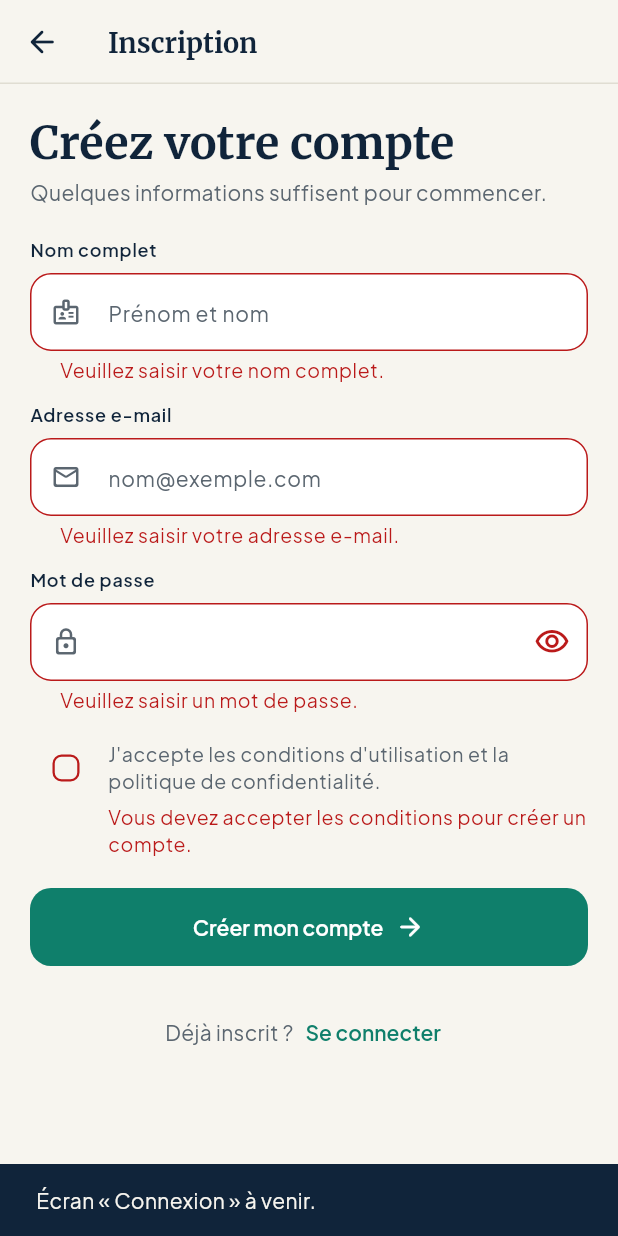
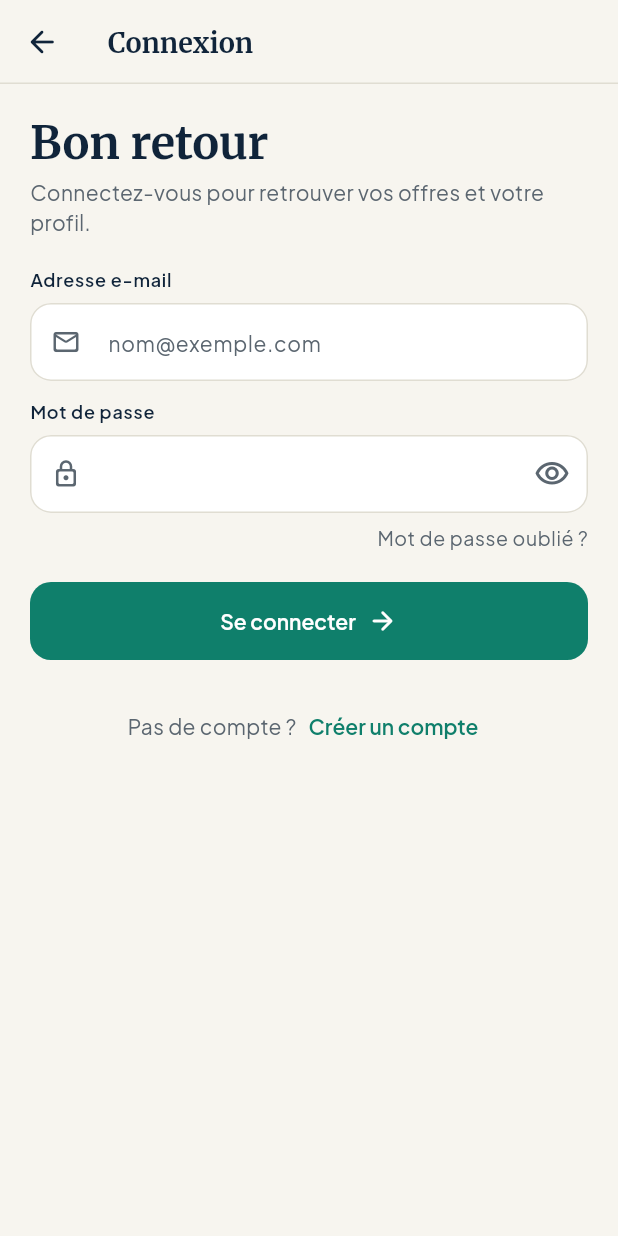
Before and after one commit to benmassaoudlazher789-creator/skillmatch-tn, a Flutter app: the RegisterScreen screen opened directly, after a tap on "Créer mon compte", after a tap on "Se connecter", on a phone screen of 412 x 824 dp. Run offline on Flutter 3.47's test engine with Material 3 defaults, Android fonts, the phone set to English and light mode, and no system bars; our stand-ins replace google_fonts.

Commit message:
Ajoute l'écran Connexion et une mise en page commune aux écrans de compte

```diff
--- a/mobile/lib/core/theme/widgets/skill_chip.dart
+++ b/mobile/lib/core/theme/widgets/skill_chip.dart
@@ -77,9 +77,7 @@ class SkillChip extends StatelessWidget {
             ],
             Text(
               label,
-              style: Theme.of(context)
-                  .textTheme
-                  .labelMedium
+              style: Theme.of(context).textTheme.labelMedium
                   ?.copyWith(color: fg),
             ),
           ],
--- a/mobile/lib/features/auth/presentation/auth_validators.dart
+++ b/mobile/lib/features/auth/presentation/auth_validators.dart
@@ -13,8 +13,7 @@ abstract final class AuthValidators {
   /// sans espace, avec une extension d'au moins 2 lettres. Une règle
   /// parfaite est impossible ; la vraie vérification se fera plus tard
   /// côté serveur (par exemple en envoyant un e-mail de confirmation).
-  static final RegExp _emailPattern =
-      RegExp(r'^[^\s@]+@[^\s@]+\.[^\s@]{2,}$');
+  static final RegExp _emailPattern = RegExp(r'^[^\s@]+@[^\s@]+\.[^\s@]{2,}$');
 
   static String? fullName(String? value) {
     if (value == null || value.trim().isEmpty) {
@@ -47,6 +46,13 @@ abstract final class AuthValidators {
     return null;
   }
 
+  /// Connexion : on vérifie seulement que le mot de passe n'est pas vide.
+  /// La règle des 8 caractères ne concerne que la création du compte.
+  static String? passwordRequired(String? value) =>
+      (value == null || value.isEmpty)
+      ? 'Veuillez saisir votre mot de passe.'
+      : null;
+
   static String? termsAccepted(bool? value) => value == true
       ? null
       : 'Vous devez accepter les conditions pour créer un compte.';
--- /dev/null
+++ b/mobile/lib/features/auth/presentation/login_screen.dart
@@ -0,0 +1,140 @@
+import 'package:flutter/material.dart';
+
+import '../../../core/theme/app_colors.dart';
+import '../../../core/theme/app_spacing.dart';
+import 'auth_validators.dart';
+import 'register_screen.dart';
+import 'widgets/auth_scaffold.dart';
+import 'widgets/auth_switch_link.dart';
+import 'widgets/labeled_text_field.dart';
+import 'widgets/password_field.dart';
+
+/// Écran 3 : Connexion.
+///
+/// Le candidat saisit son e-mail et son mot de passe. L'API n'existe pas
+/// encore : on vérifie seulement le formulaire sur le téléphone, et RIEN
+/// n'est envoyé.
+///
+/// Même structure que l'Inscription : AuthScaffold pour la mise en page,
+/// LabeledTextField et PasswordField pour les champs.
+class LoginScreen extends StatefulWidget {
+  const LoginScreen({super.key, this.onCreateAccount});
+
+  /// Action du lien « Créer un compte ». Par défaut, il ouvre l'Inscription
+  /// à la place de la Connexion (voir _openRegister).
+  final VoidCallback? onCreateAccount;
+
+  // Clés qui permettent aux tests de retrouver chaque champ.
+  static const emailFieldKey = Key('login_email');
+  static const passwordFieldKey = Key('login_password');
+
+  @override
+  State<LoginScreen> createState() => _LoginScreenState();
+}
+
+class _LoginScreenState extends State<LoginScreen> {
+  /// Clé du formulaire : elle permet de valider tous les champs d'un coup.
+  final _formKey = GlobalKey<FormState>();
+
+  /// Pas d'erreur affichée avant le premier essai (comme à l'Inscription).
+  AutovalidateMode _autovalidateMode = AutovalidateMode.disabled;
+
+  void _submit() {
+    final isValid = _formKey.currentState!.validate();
+    if (!isValid) {
+      setState(() => _autovalidateMode = AutovalidateMode.onUserInteraction);
+      return;
+    }
+    // Ferme le clavier pour que le message soit bien visible.
+    FocusScope.of(context).unfocus();
+    // Message honnête : l'API n'existe pas encore, rien ne part.
+    ScaffoldMessenger.of(context)
+      ..hideCurrentSnackBar()
+      ..showSnackBar(
+        const SnackBar(
+          content: Text("Connexion bientôt disponible : rien n'a été envoyé."),
+        ),
+      );
+  }
+
+  /// Remplace la Connexion par l'Inscription (pushReplacement) : l'écran
+  /// en dessous reste Bienvenue, et le bouton retour y ramène directement.
+  void _openRegister() {
+    Navigator.of(context).pushReplacement(
+      MaterialPageRoute<void>(builder: (_) => const RegisterScreen()),
+    );
+  }
+
+  @override
+  Widget build(BuildContext context) {
+    final text = Theme.of(context).textTheme;
+
+    return AuthScaffold(
+      appBarTitle: 'Connexion',
+      heading: 'Bon retour',
+      subtitle: 'Connectez-vous pour retrouver vos offres et votre profil.',
+      child: Form(
+        key: _formKey,
+        autovalidateMode: _autovalidateMode,
+        // AutofillGroup : le téléphone peut remplir l'e-mail et le mot de
+        // passe qu'il a enregistrés.
+        child: AutofillGroup(
+          child: Column(
+            crossAxisAlignment: CrossAxisAlignment.stretch,
+            children: [
+              const LabeledTextField(
+                fieldKey: LoginScreen.emailFieldKey,
+                label: 'Adresse e-mail',
+                hintText: 'nom@exemple.com',
+                prefixIcon: Icons.mail_outline_rounded,
+                keyboardType: TextInputType.emailAddress,
+                textInputAction: TextInputAction.next,
+                autofillHints: [AutofillHints.email],
+                autocorrect: false,
+                enableSuggestions: false,
+                validator: AuthValidators.email,
+              ),
+              const SizedBox(height: AppSpacing.md),
+              PasswordField(
+                fieldKey: LoginScreen.passwordFieldKey,
+                autofillHints: const [AutofillHints.password],
+                validator: AuthValidators.passwordRequired,
+                // « Terminé » sur le clavier = appui sur le bouton.
+                onFieldSubmitted: (_) => _submit(),
+              ),
+              const SizedBox(height: AppSpacing.sm),
+              // Texte simple, volontairement sans action : la réinitialisation
+              // du mot de passe n'existe pas encore. En gris (et non en vert)
+              // pour ne pas ressembler à un lien.
+              Align(
+                alignment: Alignment.centerRight,
+                child: Text(
+                  'Mot de passe oublié ?',
+                  style: text.bodySmall?.copyWith(color: AppColors.carbon),
+                ),
+              ),
+              const SizedBox(height: AppSpacing.lg),
+              FilledButton(
+                onPressed: _submit,
+                child: const Row(
+                  mainAxisAlignment: MainAxisAlignment.center,
+                  children: [
+                    Text('Se connecter'),
+                    SizedBox(width: AppSpacing.sm),
+                    Icon(Icons.arrow_forward_rounded, size: 20),
+                  ],
+                ),
+              ),
+              const SizedBox(height: AppSpacing.lg),
+              AuthSwitchLink(
+                question: 'Pas de compte ?',
+                actionLabel: 'Créer un compte',
+                onPressed: widget.onCreateAccount ?? _openRegister,
+              ),
+            ],
+          ),
+        ),
+      ),
+    );
+  }
+}
--- a/mobile/lib/features/auth/presentation/register_screen.dart
+++ b/mobile/lib/features/auth/presentation/register_screen.dart
@@ -1,9 +1,12 @@
 import 'package:flutter/material.dart';
 
-import '../../../core/theme/app_colors.dart';
 import '../../../core/theme/app_spacing.dart';
 import 'auth_validators.dart';
+import 'login_screen.dart';
+import 'widgets/auth_scaffold.dart';
+import 'widgets/auth_switch_link.dart';
 import 'widgets/labeled_text_field.dart';
+import 'widgets/password_field.dart';
 import 'widgets/terms_checkbox_field.dart';
 
 /// Écran 2 : Inscription.
@@ -12,14 +15,13 @@ import 'widgets/terms_checkbox_field.dart';
 /// pas encore : on vérifie seulement le formulaire sur le téléphone, et RIEN
 /// n'est envoyé ni enregistré.
 ///
-/// StatefulWidget, car l'écran garde un état qui change : mot de passe
-/// visible ou masqué, et moment où les erreurs commencent à s'afficher.
+/// StatefulWidget, car l'écran retient le moment où les erreurs commencent
+/// à s'afficher.
 class RegisterScreen extends StatefulWidget {
   const RegisterScreen({super.key, this.onSignIn});
 
-  /// Action du lien « Se connecter ». L'écran Connexion n'existe pas encore :
-  /// si rien n'est fourni, on affiche un message temporaire, comme sur
-  /// l'écran Bienvenue.
+  /// Action du lien « Se connecter ». Par défaut, il ouvre la Connexion à
+  /// la place de l'Inscription (voir _openLogin).
   final VoidCallback? onSignIn;
 
   // Clés qui permettent aux tests de retrouver chaque champ.
@@ -35,9 +37,6 @@ class _RegisterScreenState extends State<RegisterScreen> {
   /// Clé du formulaire : elle permet de valider tous les champs d'un coup.
   final _formKey = GlobalKey<FormState>();
 
-  /// Mot de passe masqué par défaut.
-  bool _obscurePassword = true;
-
   /// Au début, aucune erreur ne s'affiche : on ne signale rien avant que le
   /// candidat ait essayé. Après le premier appui sur « Créer mon compte »,
   /// les messages se mettent à jour à chaque modification.
@@ -52,62 +51,42 @@ class _RegisterScreenState extends State<RegisterScreen> {
     // Ferme le clavier pour que le message soit bien visible.
     FocusScope.of(context).unfocus();
     // Message honnête : l'API n'existe pas encore, rien ne part.
-    _showMessage("Inscription bientôt disponible : rien n'a été envoyé.");
+    ScaffoldMessenger.of(context)
+      ..hideCurrentSnackBar()
+      ..showSnackBar(
+        const SnackBar(
+          content: Text(
+            "Inscription bientôt disponible : rien n'a été envoyé.",
+          ),
+        ),
+      );
   }
 
-  void _showMessage(String message) {
-    ScaffoldMessenger.of(context)
-      ..hideCurrentSnackBar()
-      ..showSnackBar(SnackBar(content: Text(message)));
+  /// Remplace l'Inscription par la Connexion (pushReplacement) : l'écran
+  /// en dessous reste Bienvenue, et le bouton retour y ramène directement.
+  /// Avec un simple push, les écrans s'empileraient à chaque aller-retour.
+  void _openLogin() {
+    Navigator.of(context).pushReplacement(
+      MaterialPageRoute<void>(builder: (_) => const LoginScreen()),
+    );
   }
 
   @override
   Widget build(BuildContext context) {
-    final text = Theme.of(context).textTheme;
-
-    return Scaffold(
-      // Couleurs, titre et barre d'état viennent de appBarTheme (app_theme.dart).
-      appBar: AppBar(
-        // Bouton retour personnalisé : IconButton fait au moins 48 × 48 px
-        // (taille tactile recommandée) et son infobulle est en français.
-        // Le BackButton par défaut afficherait « Back ».
-        leading: IconButton(
-          icon: const Icon(Icons.arrow_back_rounded),
-          tooltip: 'Retour',
-          onPressed: () => Navigator.maybePop(context),
-        ),
-        title: const Text('Inscription'),
-      ),
-      body: SafeArea(
-        top: false, // l'AppBar s'occupe déjà du haut de l'écran
-        child: SingleChildScrollView(
-          // Faire défiler ferme le clavier : pratique sur un petit écran.
-          keyboardDismissBehavior: ScrollViewKeyboardDismissBehavior.onDrag,
-          child: Align(
-            alignment: Alignment.topCenter,
-            child: ConstrainedBox(
-              constraints: const BoxConstraints(
-                maxWidth: AppSpacing.maxContentWidth,
-              ),
-              child: Padding(
-                padding: const EdgeInsets.fromLTRB(
-                  AppSpacing.screenMargin,
-                  AppSpacing.lg,
-                  AppSpacing.screenMargin,
-                  AppSpacing.xl,
-                ),
+    return AuthScaffold(
+      appBarTitle: 'Inscription',
+      heading: 'Créez votre compte',
+      subtitle: 'Quelques informations suffisent pour commencer.',
       child: Form(
         key: _formKey,
         autovalidateMode: _autovalidateMode,
-                  // AutofillGroup : le téléphone peut proposer le nom et
-                  // l'e-mail qu'il connaît, et enregistrer le mot de passe.
+        // AutofillGroup : le téléphone peut proposer le nom et l'e-mail
+        // qu'il connaît, et enregistrer le mot de passe.
         child: AutofillGroup(
           child: Column(
             crossAxisAlignment: CrossAxisAlignment.stretch,
             children: [
-                        _buildHeader(text),
-                        const SizedBox(height: AppSpacing.lg),
-                        LabeledTextField(
+              const LabeledTextField(
                 fieldKey: RegisterScreen.nameFieldKey,
                 label: 'Nom complet',
                 hintText: 'Prénom et nom',
@@ -115,52 +94,33 @@ class _RegisterScreenState extends State<RegisterScreen> {
                 keyboardType: TextInputType.name,
                 textCapitalization: TextCapitalization.words,
                 textInputAction: TextInputAction.next,
-                          autofillHints: const [AutofillHints.name],
+                autofillHints: [AutofillHints.name],
                 validator: AuthValidators.fullName,
               ),
               const SizedBox(height: AppSpacing.md),
-                        LabeledTextField(
+              const LabeledTextField(
                 fieldKey: RegisterScreen.emailFieldKey,
                 label: 'Adresse e-mail',
                 hintText: 'nom@exemple.com',
                 prefixIcon: Icons.mail_outline_rounded,
                 keyboardType: TextInputType.emailAddress,
                 textInputAction: TextInputAction.next,
-                          autofillHints: const [AutofillHints.email],
+                autofillHints: [AutofillHints.email],
                 autocorrect: false,
                 enableSuggestions: false,
                 validator: AuthValidators.email,
               ),
               const SizedBox(height: AppSpacing.md),
-                        LabeledTextField(
+              PasswordField(
                 fieldKey: RegisterScreen.passwordFieldKey,
-                          label: 'Mot de passe',
-                          helperText: '${AuthValidators.minPasswordLength} '
-                              'caractères minimum',
-                          prefixIcon: Icons.lock_outline_rounded,
-                          obscureText: _obscurePassword,
-                          textInputAction: TextInputAction.done,
+                helperText:
+                    '${AuthValidators.minPasswordLength} caractères minimum',
                 // newPassword : le gestionnaire de mots de passe du
                 // téléphone peut en proposer un et l'enregistrer.
                 autofillHints: const [AutofillHints.newPassword],
-                          autocorrect: false,
-                          enableSuggestions: false,
                 validator: AuthValidators.password,
                 // « Terminé » sur le clavier = appui sur le bouton.
                 onFieldSubmitted: (_) => _submit(),
-                          suffixIcon: IconButton(
-                            tooltip: _obscurePassword
-                                ? 'Afficher le mot de passe'
-                                : 'Masquer le mot de passe',
-                            icon: Icon(
-                              _obscurePassword
-                                  ? Icons.visibility_outlined
-                                  : Icons.visibility_off_outlined,
-                            ),
-                            onPressed: () => setState(
-                              () => _obscurePassword = !_obscurePassword,
-                            ),
-                          ),
               ),
               const SizedBox(height: AppSpacing.md),
               const TermsCheckboxField(),
@@ -177,65 +137,15 @@ class _RegisterScreenState extends State<RegisterScreen> {
                 ),
               ),
               const SizedBox(height: AppSpacing.lg),
-                        _buildSignInLink(text),
+              AuthSwitchLink(
+                question: 'Déjà inscrit ?',
+                actionLabel: 'Se connecter',
+                onPressed: widget.onSignIn ?? _openLogin,
+              ),
             ],
-                    ),
-                  ),
-                ),
-              ),
-            ),
           ),
         ),
       ),
     );
   }
-
-  /// Titre et sous-titre de l'écran.
-  Widget _buildHeader(TextTheme text) {
-    return Column(
-      crossAxisAlignment: CrossAxisAlignment.start,
-      children: [
-        // header: true : le lecteur d'écran annonce ce texte comme un titre.
-        Semantics(
-          header: true,
-          child: Text('Créez votre compte', style: text.displaySmall),
-        ),
-        const SizedBox(height: AppSpacing.xs),
-        Text(
-          'Quelques informations suffisent pour commencer.',
-          style: text.bodyMedium?.copyWith(color: AppColors.carbon),
-        ),
-      ],
-    );
 }
-
-  /// Lien « Déjà inscrit ? Se connecter ». Wrap passe à la ligne si l'écran
-  /// est très étroit ou si le texte est agrandi dans les réglages.
-  Widget _buildSignInLink(TextTheme text) {
-    return Wrap(
-      alignment: WrapAlignment.center,
-      crossAxisAlignment: WrapCrossAlignment.center,
-      children: [
-        Text(
-          'Déjà inscrit ?',
-          style: text.bodyMedium?.copyWith(color: AppColors.carbon),
-        ),
-        TextButton(
-          onPressed: widget.onSignIn ??
-              () => _showMessage('Écran « Connexion » à venir.'),
-          style: TextButton.styleFrom(
-            foregroundColor: AppColors.emerald,
-            // 48 px de zone tactile (le thème met 40 pour les boutons
-            // utilitaires).
-            minimumSize: const Size(
-              kMinInteractiveDimension,
-              kMinInteractiveDimension,
-            ),
-            padding: const EdgeInsets.symmetric(horizontal: AppSpacing.sm),
-          ),
-          child: const Text('Se connecter'),
-        ),
-      ],
-    );
-  }
-}
--- /dev/null
+++ b/mobile/lib/features/auth/presentation/widgets/auth_scaffold.dart
@@ -0,0 +1,93 @@
+import 'package:flutter/material.dart';
+
+import '../../../../core/theme/app_colors.dart';
+import '../../../../core/theme/app_spacing.dart';
+
+/// Mise en page commune aux écrans de compte (Inscription, Connexion).
+///
+/// Pourquoi un widget partagé ? Les deux écrans ont exactement la même
+/// structure : barre du haut avec bouton retour, grand titre, sous-titre,
+/// puis le formulaire. On l'écrit une seule fois ici ; chaque écran ne
+/// fournit que ses textes et son contenu (child).
+class AuthScaffold extends StatelessWidget {
+  const AuthScaffold({
+    super.key,
+    required this.appBarTitle,
+    required this.heading,
+    required this.subtitle,
+    required this.child,
+  });
+
+  /// Titre court de la barre du haut (ex. « Connexion »).
+  final String appBarTitle;
+
+  /// Grand titre de l'écran (ex. « Bon retour »).
+  final String heading;
+
+  /// Phrase sous le grand titre.
+  final String subtitle;
+
+  /// Contenu de l'écran, en général un Form.
+  final Widget child;
+
+  @override
+  Widget build(BuildContext context) {
+    final text = Theme.of(context).textTheme;
+
+    return Scaffold(
+      // Couleurs, titre et barre d'état viennent de appBarTheme (app_theme.dart).
+      appBar: AppBar(
+        // Bouton retour personnalisé : IconButton fait au moins 48 × 48 px
+        // (taille tactile recommandée) et son infobulle est en français.
+        // Le BackButton par défaut afficherait « Back ».
+        leading: IconButton(
+          icon: const Icon(Icons.arrow_back_rounded),
+          tooltip: 'Retour',
+          onPressed: () => Navigator.maybePop(context),
+        ),
+        title: Text(appBarTitle),
+      ),
+      body: SafeArea(
+        top: false, // l'AppBar s'occupe déjà du haut de l'écran
+        child: SingleChildScrollView(
+          // Faire défiler ferme le clavier : pratique sur un petit écran.
+          keyboardDismissBehavior: ScrollViewKeyboardDismissBehavior.onDrag,
+          child: Align(
+            alignment: Alignment.topCenter,
+            child: ConstrainedBox(
+              constraints: const BoxConstraints(
+                maxWidth: AppSpacing.maxContentWidth,
+              ),
+              child: Padding(
+                padding: const EdgeInsets.fromLTRB(
+                  AppSpacing.screenMargin,
+                  AppSpacing.lg,
+                  AppSpacing.screenMargin,
+                  AppSpacing.xl,
+                ),
+                child: Column(
+                  crossAxisAlignment: CrossAxisAlignment.stretch,
+                  children: [
+                    // header: true : le lecteur d'écran annonce ce texte
+                    // comme un titre.
+                    Semantics(
+                      header: true,
+                      child: Text(heading, style: text.displaySmall),
+                    ),
+                    const SizedBox(height: AppSpacing.xs),
+                    Text(
+                      subtitle,
+                      style: text.bodyMedium?.copyWith(color: AppColors.carbon),
+                    ),
+                    const SizedBox(height: AppSpacing.lg),
+                    child,
+                  ],
+                ),
+              ),
+            ),
+          ),
+        ),
+      ),
+    );
+  }
+}
--- /dev/null
+++ b/mobile/lib/features/auth/presentation/widgets/auth_switch_link.dart
@@ -0,0 +1,52 @@
+import 'package:flutter/material.dart';
+
+import '../../../../core/theme/app_colors.dart';
+import '../../../../core/theme/app_spacing.dart';
+
+/// Ligne « question + lien » en bas des écrans de compte, par exemple
+/// « Déjà inscrit ? Se connecter » ou « Pas de compte ? Créer un compte ».
+///
+/// Wrap passe à la ligne si l'écran est très étroit ou si le texte est
+/// agrandi dans les réglages du téléphone.
+class AuthSwitchLink extends StatelessWidget {
+  const AuthSwitchLink({
+    super.key,
+    required this.question,
+    required this.actionLabel,
+    required this.onPressed,
+  });
+
+  final String question;
+  final String actionLabel;
+  final VoidCallback onPressed;
+
+  @override
+  Widget build(BuildContext context) {
+    final text = Theme.of(context).textTheme;
+
+    return Wrap(
+      alignment: WrapAlignment.center,
+      crossAxisAlignment: WrapCrossAlignment.center,
+      children: [
+        Text(
+          question,
+          style: text.bodyMedium?.copyWith(color: AppColors.carbon),
+        ),
+        TextButton(
+          onPressed: onPressed,
+          style: TextButton.styleFrom(
+            foregroundColor: AppColors.emerald,
+            // 48 px de zone tactile (le thème met 40 pour les boutons
+            // utilitaires).
+            minimumSize: const Size(
+              kMinInteractiveDimension,
+              kMinInteractiveDimension,
+            ),
+            padding: const EdgeInsets.symmetric(horizontal: AppSpacing.sm),
+          ),
+          child: Text(actionLabel),
+        ),
+      ],
+    );
+  }
+}
--- /dev/null
+++ b/mobile/lib/features/auth/presentation/widgets/password_field.dart
@@ -0,0 +1,66 @@
+import 'package:flutter/material.dart';
+
+import 'labeled_text_field.dart';
+
+/// Champ « Mot de passe » avec le bouton œil pour afficher ou masquer.
+///
+/// Pourquoi un widget à part ? Inscription et Connexion ont le même champ.
+/// C'est un StatefulWidget : il retient lui-même si le mot de passe est
+/// visible, donc les écrans n'ont rien à gérer.
+class PasswordField extends StatefulWidget {
+  const PasswordField({
+    super.key,
+    this.fieldKey,
+    this.helperText,
+    required this.autofillHints,
+    this.validator,
+    this.onFieldSubmitted,
+  });
+
+  /// Clé posée sur le champ lui-même (pratique pour les tests).
+  final Key? fieldKey;
+
+  /// Aide sous le champ (ex. « 8 caractères minimum » à l'Inscription).
+  final String? helperText;
+
+  /// newPassword à l'Inscription (le téléphone peut proposer un mot de
+  /// passe), password à la Connexion (il peut remplir celui enregistré).
+  final Iterable<String> autofillHints;
+
+  final FormFieldValidator<String>? validator;
+  final ValueChanged<String>? onFieldSubmitted;
+
+  @override
+  State<PasswordField> createState() => _PasswordFieldState();
+}
+
+class _PasswordFieldState extends State<PasswordField> {
+  /// Mot de passe masqué par défaut.
+  bool _obscure = true;
+
+  @override
+  Widget build(BuildContext context) {
+    return LabeledTextField(
+      fieldKey: widget.fieldKey,
+      label: 'Mot de passe',
+      helperText: widget.helperText,
+      prefixIcon: Icons.lock_outline_rounded,
+      obscureText: _obscure,
+      textInputAction: TextInputAction.done,
+      autofillHints: widget.autofillHints,
+      autocorrect: false,
+      enableSuggestions: false,
+      validator: widget.validator,
+      onFieldSubmitted: widget.onFieldSubmitted,
+      suffixIcon: IconButton(
+        tooltip: _obscure
+            ? 'Afficher le mot de passe'
+            : 'Masquer le mot de passe',
+        icon: Icon(
+          _obscure ? Icons.visibility_outlined : Icons.visibility_off_outlined,
+        ),
+        onPressed: () => setState(() => _obscure = !_obscure),
+      ),
+    );
+  }
+}
```
Also changed, not shown: mobile/lib/features/auth/presentation/welcome_screen.dart (+17 -20 lines), mobile/lib/features/auth/presentation/widgets/terms_checkbox_field.dart (+8 -5 lines), mobile/lib/features/auth/presentation/widgets/welcome_illustration.dart (+18 -5 lines), mobile/lib/core/theme/app_typography.dart (indentation only), 3 other files. Lines whose indentation alone changed are shown as unchanged.
